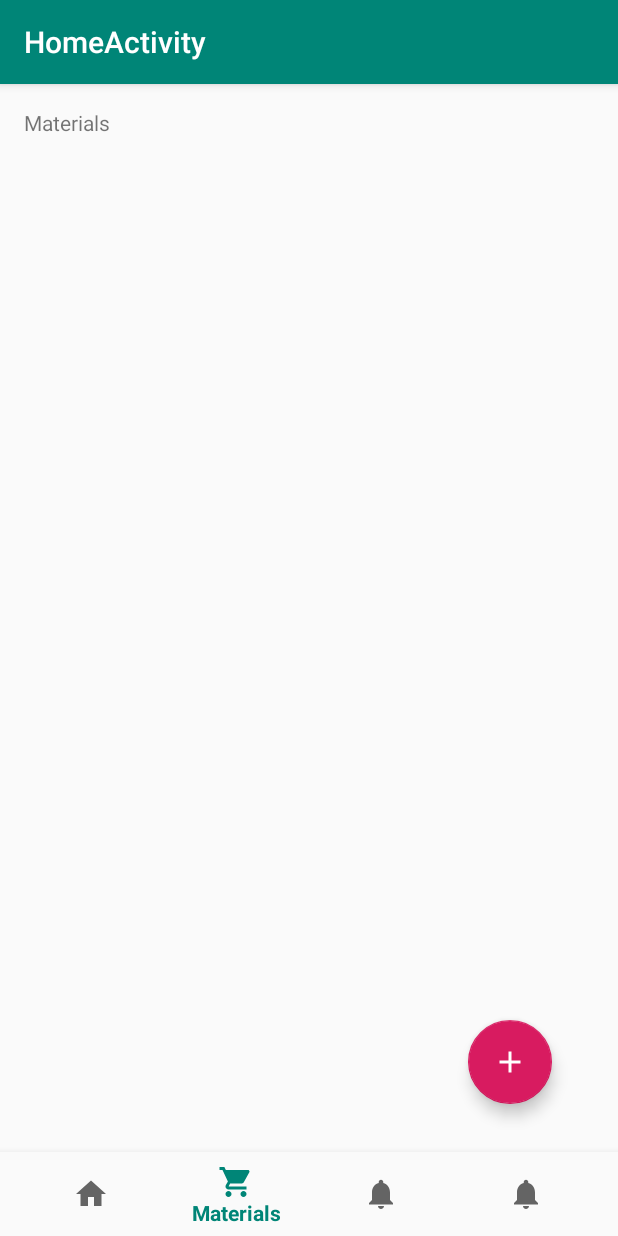
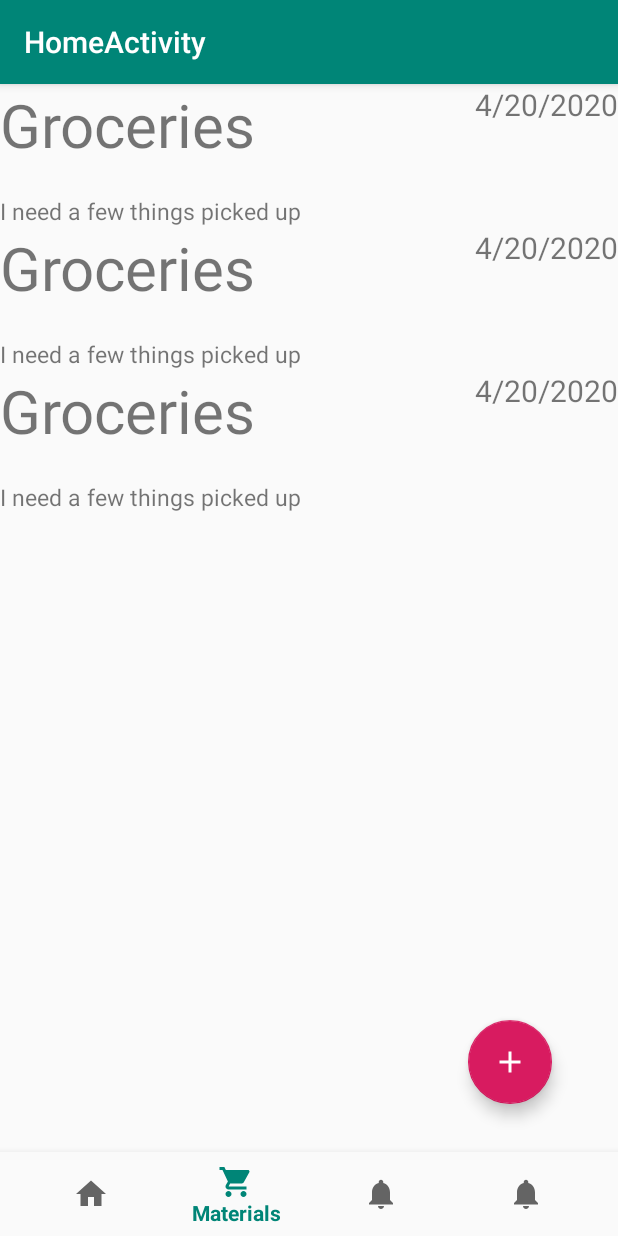
Before and after one commit to MaanyaShanker/Neighborly, an Android app: the HomeActivity screen opened directly, with no data from a screen before it, item 2 of the bottom bar chosen, on a phone screen of 412 x 824 dp. Run offline under Robolectric (Android 15) with nearby library versions, the phone set to English and light mode, and no system bars.

Commit message:
setting up recyclerview

```diff
--- a/app/build.gradle
+++ b/app/build.gradle
@@ -28,6 +28,7 @@ dependencies {
     implementation 'com.google.firebase:firebase-database:19.2.1'
     implementation 'com.google.android.material:material:1.1.0'
     implementation 'androidx.vectordrawable:vectordrawable:1.1.0'
+    implementation 'androidx.legacy:legacy-support-v4:1.0.0'
     testImplementation 'junit:junit:4.12'
     androidTestImplementation 'androidx.test:runner:1.2.0'
     androidTestImplementation 'androidx.test.espresso:espresso-core:3.2.0'
--- a/app/src/main/java/technogirl/maanyavictoria/neighborly/HomeActivity.java
+++ b/app/src/main/java/technogirl/maanyavictoria/neighborly/HomeActivity.java
@@ -6,13 +6,32 @@ import com.google.android.material.bottomnavigation.BottomNavigationView;
 
 import androidx.appcompat.app.AppCompatActivity;
 import androidx.annotation.NonNull;
+import androidx.fragment.app.Fragment;
+import androidx.fragment.app.FragmentManager;
 
+import android.util.Log;
 import android.view.MenuItem;
+import android.view.View;
 import android.widget.TextView;
 
 public class HomeActivity extends AppCompatActivity {
+    private static final String TAG = "Neighborly";
     private TextView mTextMessage;
-
+    Fragment materials_fragment;
+//    final FragmentManager fm = getSupportFragmentManager();
+    FragmentManager fm;
+//    Fragment active = materials_fragment;
+    @Override
+    protected void onCreate(Bundle savedInstanceState) {
+        super.onCreate(savedInstanceState);
+        setContentView(R.layout.activity_home);
+        BottomNavigationView navView = findViewById(R.id.nav_view);
+        materials_fragment = new MaterialsFragment();
+        mTextMessage = findViewById(R.id.message);
+        navView.setOnNavigationItemSelectedListener(mOnNavigationItemSelectedListener);
+        fm = getSupportFragmentManager();
+        fm.beginTransaction().add(R.id.main_container, materials_fragment, "1").hide(materials_fragment).commit();
+    }
     private BottomNavigationView.OnNavigationItemSelectedListener mOnNavigationItemSelectedListener
             = new BottomNavigationView.OnNavigationItemSelectedListener() {
 
@@ -21,28 +40,26 @@ public class HomeActivity extends AppCompatActivity {
             switch (item.getItemId()) {
                 case R.id.navigation_home:
                     mTextMessage.setText(R.string.title_home);
+                    mTextMessage.setVisibility(View.VISIBLE);
+                    fm.beginTransaction().hide(materials_fragment).commit();
                     return true;
                 case R.id.navigation_materials:
-                    mTextMessage.setText(R.string.title_materials);
+                    mTextMessage.setVisibility(View.GONE);
+                    fm.beginTransaction().show(materials_fragment).commit();
                     return true;
                 case R.id.navigation_time:
+                    mTextMessage.setVisibility(View.VISIBLE);
                     mTextMessage.setText(R.string.title_time);
+                    fm.beginTransaction().hide(materials_fragment).commit();
                     return true;
                 case R.id.navigation_money:
                     mTextMessage.setText(R.string.title_money);
+                    mTextMessage.setVisibility(View.VISIBLE);
+                    fm.beginTransaction().hide(materials_fragment).commit();
                     return true;
             }
             return false;
         }
     };
 
-    @Override
-    protected void onCreate(Bundle savedInstanceState) {
-        super.onCreate(savedInstanceState);
-        setContentView(R.layout.activity_home);
-        BottomNavigationView navView = findViewById(R.id.nav_view);
-        mTextMessage = findViewById(R.id.message);
-        navView.setOnNavigationItemSelectedListener(mOnNavigationItemSelectedListener);
-    }
-
 }
--- /dev/null
+++ b/app/src/main/java/technogirl/maanyavictoria/neighborly/MaterialsFragment.java
@@ -0,0 +1,50 @@
+package technogirl.maanyavictoria.neighborly;
+
+import android.content.Context;
+import android.net.Uri;
+import android.os.Bundle;
+
+import androidx.fragment.app.Fragment;
+import androidx.recyclerview.widget.DefaultItemAnimator;
+import androidx.recyclerview.widget.LinearLayoutManager;
+import androidx.recyclerview.widget.RecyclerView;
+
+import android.util.Log;
+import android.view.LayoutInflater;
+import android.view.View;
+import android.view.ViewGroup;
+
+import java.util.ArrayList;
+import java.util.List;
+
+public class MaterialsFragment extends Fragment {
+    // the fragment initialization parameters, e.g. ARG_ITEM_NUMBER
+    private List<MaterialsItem> materialsItemsList;
+    private RecyclerView recyclerView;
+
+
+    public MaterialsFragment() {
+        // Required empty public constructor
+        Log.i("MaterialsFragment", "Initialized");
+    }
+
+
+    @Override
+    public View onCreateView(LayoutInflater inflater, ViewGroup container,
+                             Bundle savedInstanceState) {
+        // Inflate the layout for this fragment
+        Log.i("MaterialsFragment", "OnCreateViewMade");
+        View view = inflater.inflate(R.layout.fragment_materials, container, false);
+        recyclerView = (RecyclerView) view.findViewById(R.id.recycler_view);
+        materialsItemsList = new ArrayList<>();
+        materialsItemsList.add(new MaterialsItem("Groceries", "4/20/2020", "I need a few things picked up"));
+        materialsItemsList.add(new MaterialsItem("Groceries", "4/20/2020", "I need a few things picked up"));
+        materialsItemsList.add(new MaterialsItem("Groceries", "4/20/2020", "I need a few things picked up"));
+        MaterialsRecyclerAdapter mAdapter = new MaterialsRecyclerAdapter(materialsItemsList, container.getContext());
+        recyclerView.setItemAnimator(new DefaultItemAnimator());
+        recyclerView.setAdapter(mAdapter);
+        recyclerView.setLayoutManager(new LinearLayoutManager(getActivity()));
+        mAdapter.notifyDataSetChanged();
+        return view;
+    }
+}
--- a/app/src/main/java/technogirl/maanyavictoria/neighborly/MaterialsRecyclerAdapter.java
+++ b/app/src/main/java/technogirl/maanyavictoria/neighborly/MaterialsRecyclerAdapter.java
@@ -1,12 +1,11 @@
 package technogirl.maanyavictoria.neighborly;
 
 import android.content.Context;
+import android.util.Log;
 import android.view.LayoutInflater;
 import android.view.View;
 import android.view.ViewGroup;
-import android.widget.RelativeLayout;
 import android.widget.TextView;
-import android.widget.Toast;
 
 import androidx.annotation.NonNull;
 import androidx.constraintlayout.widget.ConstraintLayout;
@@ -16,30 +15,35 @@ import java.util.List;
 
 public class MaterialsRecyclerAdapter extends RecyclerView.Adapter<MaterialsRecyclerAdapter.ViewHolder> {
     List<MaterialsItem> materialsItemList;
-    Context context;
+    Context mContext;
 
     public MaterialsRecyclerAdapter(List<MaterialsItem> materialsItemList, Context context) {
+        Log.i("Adapter", "Created");
         this.materialsItemList = materialsItemList;
-        this.context = context;
+        this.mContext = context;
+        Log.i("Adapter", "" + getItemCount());
     }
 
     @NonNull
     @Override
     public ViewHolder onCreateViewHolder(@NonNull ViewGroup parent, int viewType) {
-        View view = LayoutInflater.from(parent.getContext()).inflate(R.layout.request_item_recycler_view, parent, false);
-        ViewHolder holder = new ViewHolder(view);
-        return holder;
+        Log.i("Adapter", "OnCreateViewHolder: Created");
+        View view = LayoutInflater.from(mContext).inflate(R.layout.request_item_recycler_view, parent, false);
+        return new ViewHolder(view);
+
     }
 
     @Override
-    public void onBindViewHolder(@NonNull ViewHolder holder, int position) {
+    public void onBindViewHolder(@NonNull final ViewHolder holder, int position) {
+        Log.i("Adapter", "OnBindViewHolder Created");
+
         holder.description.setText(materialsItemList.get(position).getDescription());
         holder.date.setText(materialsItemList.get(position).getDate());
         holder.header.setText(materialsItemList.get(position).getHeader());
         holder.parentLayout.setOnClickListener(new View.OnClickListener() {
             @Override
             public void onClick(View view) {
-                Toast.makeText(context, "Pop up", Toast.LENGTH_SHORT).show();
+                holder.header.setText("Clicked!");
             }
         });
     }
@@ -49,7 +53,7 @@ public class MaterialsRecyclerAdapter extends RecyclerView.Adapter<MaterialsRecy
         return materialsItemList.size();
     }
 
-    public class ViewHolder extends RecyclerView.ViewHolder {
+    public class ViewHolder extends RecyclerView.ViewHolder{
         TextView header, date, description;
         ConstraintLayout parentLayout;
         public ViewHolder(@NonNull View itemView) {
@@ -58,6 +62,8 @@ public class MaterialsRecyclerAdapter extends RecyclerView.Adapter<MaterialsRecy
             date = itemView.findViewById(R.id.item_date);
             description = itemView.findViewById(R.id.item_desc);
             parentLayout = itemView.findViewById(R.id.parentLayout);
+            Log.i("Adapter", "ViewHolderClass: Created");
         }
+
     }
 }
--- a/app/src/main/res/layout/activity_home.xml
+++ b/app/src/main/res/layout/activity_home.xml
@@ -18,14 +18,14 @@
         app:layout_constraintLeft_toLeftOf="parent"
         app:layout_constraintTop_toTopOf="parent" />
 
-    <androidx.recyclerview.widget.RecyclerView
-        android:id="@+id/recycler_view"
+    <include
+        layout="@layout/content_main"
         android:layout_width="match_parent"
         android:layout_height="match_parent"
-        app:layout_constraintTop_toTopOf="parent"
-        app:layout_constraintLeft_toLeftOf="parent"
-        app:layout_constraintRight_toRightOf="parent">
-    </androidx.recyclerview.widget.RecyclerView>
+        app:layout_constraintBottom_toTopOf="@+id/nav_view"
+        app:layout_constraintEnd_toEndOf="parent"
+        app:layout_constraintStart_toStartOf="parent"
+        app:layout_constraintTop_toTopOf="parent"/>
 
     <com.google.android.material.floatingactionbutton.FloatingActionButton
         android:layout_width="wrap_content"
--- /dev/null
+++ b/app/src/main/res/layout/content_main.xml
@@ -0,0 +1,13 @@
+<?xml version="1.0" encoding="utf-8"?>
+<FrameLayout xmlns:android="http://schemas.android.com/apk/res/android"
+    xmlns:app="http://schemas.android.com/apk/res-auto"
+    xmlns:tools="http://schemas.android.com/tools"
+    android:layout_width="match_parent"
+    android:layout_height="match_parent"
+    app:layout_behavior="@string/appbar_scrolling_view_behavior"
+    android:fillViewport="true"
+    tools:context=".HomeActivity"
+    tools:showIn="@layout/activity_home"
+    android:id="@+id/main_container">
+
+</FrameLayout>
--- /dev/null
+++ b/app/src/main/res/layout/fragment_materials.xml
@@ -0,0 +1,15 @@
+<?xml version="1.0" encoding="utf-8"?>
+<FrameLayout xmlns:android="http://schemas.android.com/apk/res/android"
+    xmlns:tools="http://schemas.android.com/tools"
+    android:layout_width="match_parent"
+    android:layout_height="match_parent"
+    tools:context=".MaterialsFragment">
+
+
+    <!-- TODO: Update blank fragment layout -->
+    <androidx.recyclerview.widget.RecyclerView
+        android:id="@+id/recycler_view"
+        android:layout_width="match_parent"
+        android:layout_height="match_parent"></androidx.recyclerview.widget.RecyclerView>
+
+</FrameLayout>
--- a/app/src/main/res/values/strings.xml
+++ b/app/src/main/res/values/strings.xml
@@ -13,4 +13,6 @@
     <string name="title_money">Money</string>
     <string name="join">Join a community</string>
     <string name="create">Create a community</string>
+
+    <!-- TODO: Remove or change this placeholder text -->
 </resources>
```
Also changed, not shown: app/src/main/res/layout/activity_register.xml (+22 -22 lines), app/src/main/res/layout/request_item_recycler_view.xml (+8 -6 lines).
